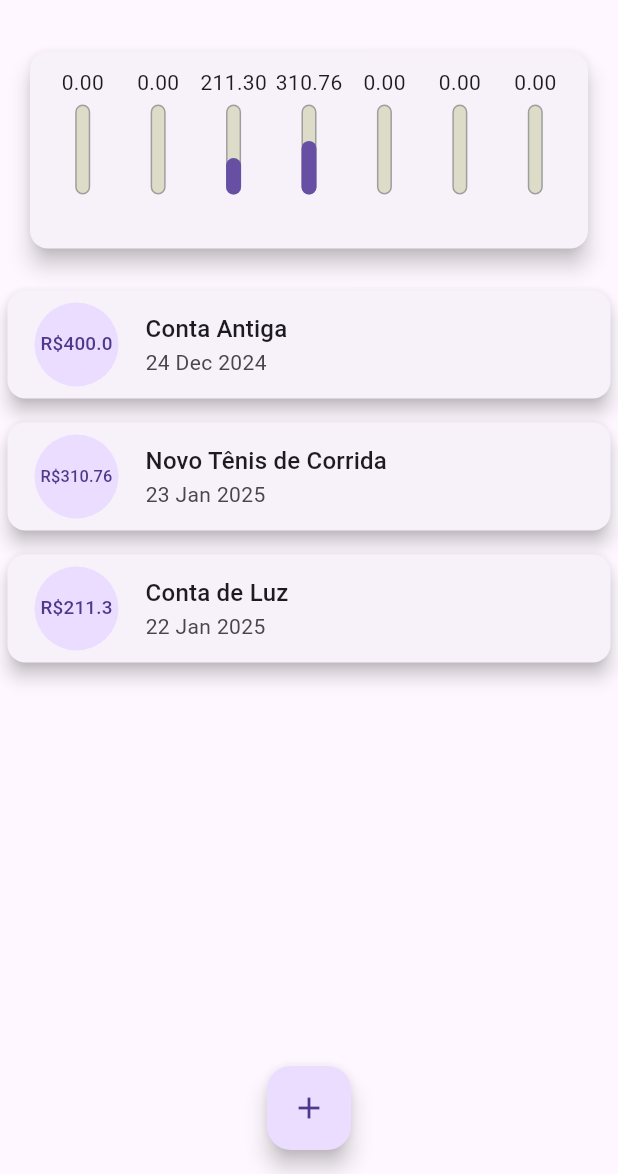
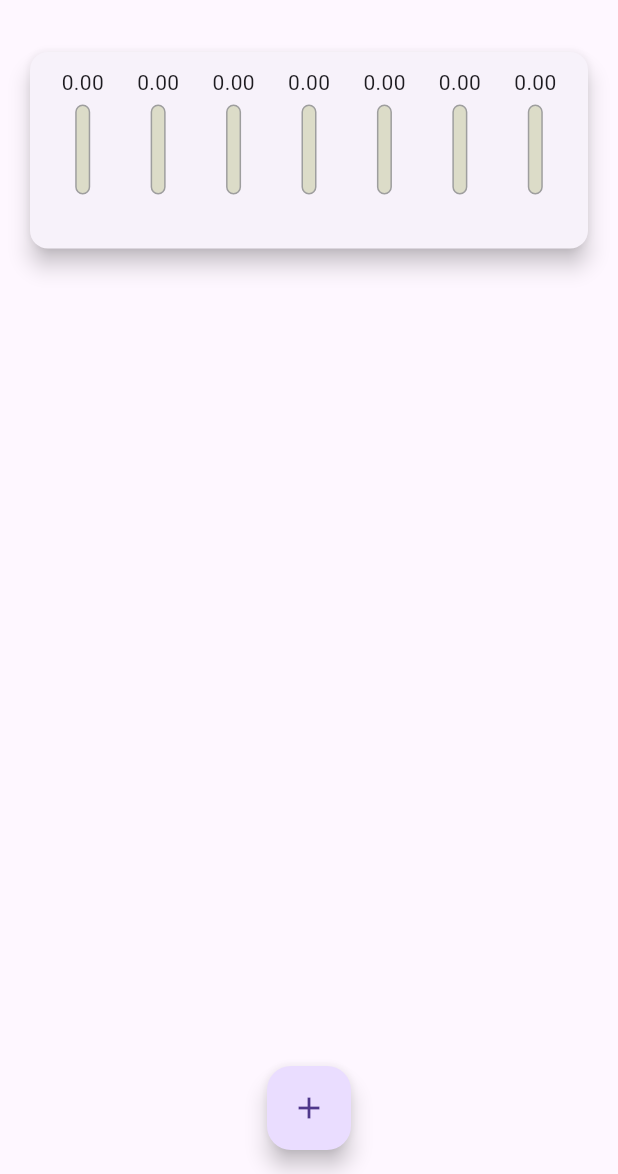
Before and after one commit to jgdlago/expenses-app, a Flutter app: the screen it shows after launch, on a phone screen of 412 x 824 dp, the part 62-1236 px from its top. Run offline on Flutter 3.47's test engine with Material 3 defaults, Android fonts, the phone set to English and light mode, and no system bars.

Commit message:
:sparkles: feat(public): ajuste para cadastro da data na transação

```diff
--- a/expenses/lib/components/chart.dart
+++ b/expenses/lib/components/chart.dart
@@ -55,7 +55,9 @@ class Chart extends StatelessWidget {
               child: ChartBar(
                   label: tr['day'] as String,
                   value: tr['value'] as double,
-                  percentage: (tr['value'] as double) / _weekTotalValue,
+                  percentage: _weekTotalValue == 0
+                      ? 0
+                      : (tr['value'] as double) / _weekTotalValue,
               ),
             );
           }).toList(),
--- a/expenses/lib/components/transaction_form.dart
+++ b/expenses/lib/components/transaction_form.dart
@@ -3,7 +3,7 @@ import 'package:flutter/material.dart';
 import 'package:intl/intl.dart';
 
 class TransactionForm extends StatefulWidget {
-  final void Function(String, double) onSubmit;
+  final void Function(String, double, DateTime) onSubmit;
 
   const TransactionForm(this.onSubmit, {Key? key}) : super(key: key);
 
@@ -14,7 +14,7 @@ class TransactionForm extends StatefulWidget {
 class _TransactionFormState extends State<TransactionForm> {
   final _titleController = TextEditingController();
   final _valueController = TextEditingController();
-  DateTime? _selectedDate;
+  DateTime _selectedDate = DateTime.now();
 
   _submitForm() {
     final title = _titleController.text;
@@ -24,7 +24,7 @@ class _TransactionFormState extends State<TransactionForm> {
       return;
     }
 
-    widget.onSubmit(title, value);
+    widget.onSubmit(title, value, _selectedDate);
   }
 
   _showDatePicker() {
--- a/expenses/lib/main.dart
+++ b/expenses/lib/main.dart
@@ -64,26 +64,7 @@ class MyHomePage extends StatefulWidget {
 }
 
 class _MyHomePageState extends State<MyHomePage> {
-  final List<Transaction> _transactions = [
-    Transaction(
-      id: 't0',
-      title: 'Conta Antiga',
-      value: 400.00,
-      date: DateTime.now().subtract(const Duration(days: 33)),
-    ),
-    Transaction(
-      id: 't1',
-      title: 'Novo Tênis de Corrida',
-      value: 310.76,
-      date: DateTime.now().subtract(const Duration(days: 3)),
-    ),
-    Transaction(
-      id: 't2',
-      title: 'Conta de Luz',
-      value: 211.30,
-      date: DateTime.now().subtract(const Duration(days: 4)),
-    ),
-  ];
+  final List<Transaction> _transactions = [];
 
   List<Transaction> get _recentTransactions {
     return _transactions.where((tr) {
@@ -93,12 +74,12 @@ class _MyHomePageState extends State<MyHomePage> {
     }).toList();
   }
 
-  _addTransaction(String title, double value) {
+  _addTransaction(String title, double value, DateTime date) {
     final newTransaction = Transaction(
       id: Random().nextDouble().toString(),
       title: title,
       value: value,
-      date: DateTime.now(),
+      date: date,
     );
 
     setState(() {
```
